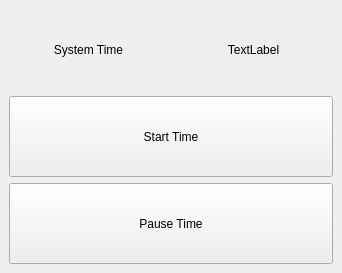
The window that src/UI/timekeeper.ui (aet37/ECE1140-Project) describes before a commit, drawn with Qt 5.
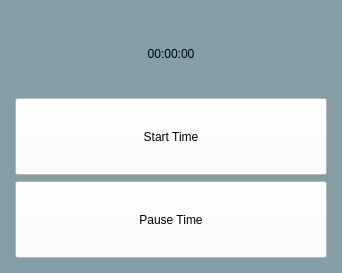
The same window after the commit.

The edit to the form file:
```diff
--- a/src/UI/timekeeper.ui
+++ b/src/UI/timekeeper.ui
@@ -14,19 +14,24 @@
    <string>Timekeeper</string>
   </property>
   <widget class="QWidget" name="centralwidget">
+   <property name="styleSheet">
+    <string notr="true">background-color: rgb(133, 158, 166);</string>
+   </property>
    <layout class="QGridLayout" name="gridLayout_2">
+    <property name="leftMargin">
+     <number>15</number>
+    </property>
+    <property name="topMargin">
+     <number>15</number>
+    </property>
+    <property name="rightMargin">
+     <number>15</number>
+    </property>
+    <property name="bottomMargin">
+     <number>15</number>
+    </property>
     <item row="0" column="0">
      <layout class="QGridLayout" name="gridLayout">
-      <item row="0" column="0">
-       <widget class="QLabel" name="label">
-        <property name="text">
-         <string>System Time</string>
-        </property>
-        <property name="alignment">
-         <set>Qt::AlignCenter</set>
-        </property>
-       </widget>
-      </item>
       <item row="2" column="0" colspan="2">
        <widget class="QPushButton" name="pushButton_2">
         <property name="sizePolicy">
@@ -35,11 +40,27 @@
           <verstretch>0</verstretch>
          </sizepolicy>
         </property>
+        <property name="styleSheet">
+         <string notr="true">background-color: rgb(255, 255, 255);</string>
+        </property>
         <property name="text">
          <string>Pause Time</string>
         </property>
        </widget>
       </item>
+      <item row="0" column="0" colspan="2">
+       <widget class="QLabel" name="time_label">
+        <property name="inputMethodHints">
+         <set>Qt::ImhTime</set>
+        </property>
+        <property name="text">
+         <string>00:00:00</string>
+        </property>
+        <property name="alignment">
+         <set>Qt::AlignCenter</set>
+        </property>
+       </widget>
+      </item>
       <item row="1" column="0" colspan="2">
        <widget class="QPushButton" name="pushButton">
         <property name="enabled">
@@ -51,24 +72,14 @@
           <verstretch>0</verstretch>
          </sizepolicy>
         </property>
+        <property name="styleSheet">
+         <string notr="true">background-color: rgb(255, 255, 255);</string>
+        </property>
         <property name="text">
          <string>Start Time</string>
         </property>
        </widget>
       </item>
-      <item row="0" column="1">
-       <widget class="QLabel" name="label_2">
-        <property name="inputMethodHints">
-         <set>Qt::ImhTime</set>
-        </property>
-        <property name="text">
-         <string>TextLabel</string>
-        </property>
-        <property name="alignment">
-         <set>Qt::AlignCenter</set>
-        </property>
-       </widget>
-      </item>
      </layout>
     </item>
    </layout>
```
Left out of the diff: 4 changed lines with no effect on the pictures.
